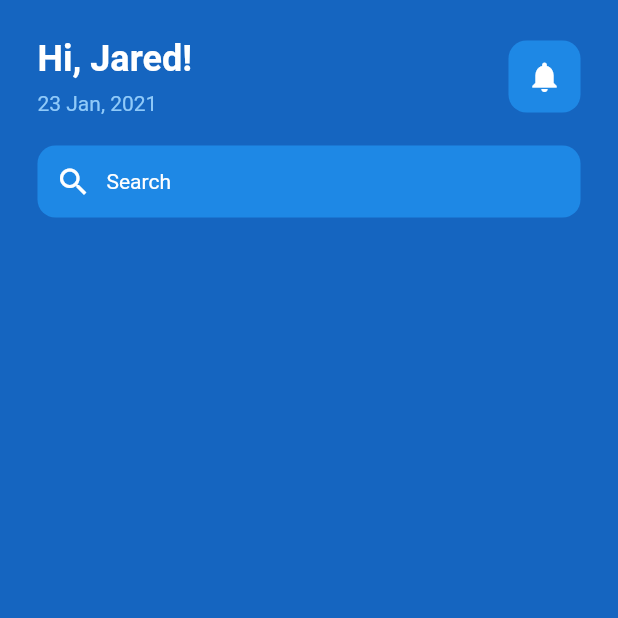
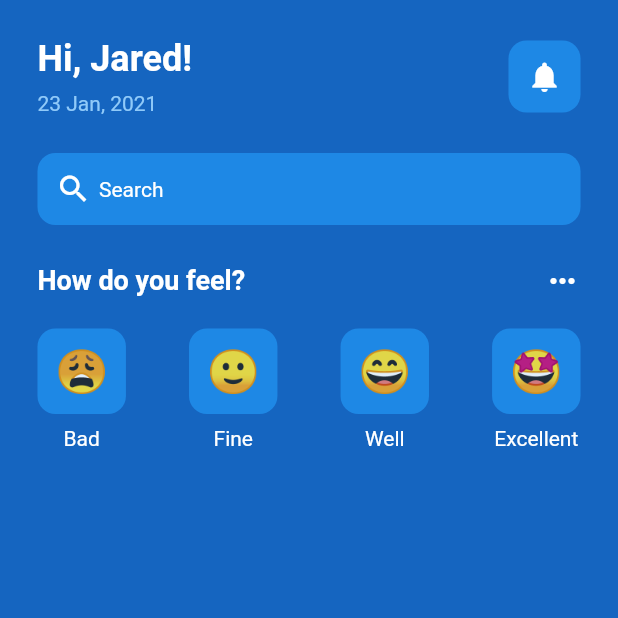
Before and after one commit to claudiogaalvao/mentalhealtapp, a Flutter app: the screen it shows after launch, on a phone screen of 412 x 824 dp, the top half of it. Run offline on Flutter 3.47's test engine with Material 2 defaults, Android fonts, the phone set to English and light mode, and no system bars.

Commit message:
Adição da sessao de how do you feel

```diff
--- a/lib/pages/home_page.dart
+++ b/lib/pages/home_page.dart
@@ -1,4 +1,5 @@
 import 'package:flutter/material.dart';
+import 'package:mentalhealtapp/util/emoticon_face.dart';
 
 class HomePage extends StatefulWidget {
   const HomePage({super.key});
@@ -58,7 +59,7 @@ class _HomePageState extends State<HomePage> {
             ),
 
             const SizedBox(
-              height: 20,
+              height: 25,
             ),
 
             // Search bar
@@ -74,7 +75,7 @@ class _HomePageState extends State<HomePage> {
                     color: Colors.white,
                   ),
                   SizedBox(
-                    width: 10,
+                    width: 5,
                   ),
                   Text(
                     'Search',
@@ -84,6 +85,95 @@ class _HomePageState extends State<HomePage> {
                   ),
                 ],
               ),
+            ),
+
+            const SizedBox(
+              height: 25,
+            ),
+
+            // How do you feel
+            Row(
+              mainAxisAlignment: MainAxisAlignment.spaceBetween,
+              children: const [
+                Text(
+                  'How do you feel?',
+                  style: TextStyle(
+                    color: Colors.white,
+                    fontSize: 18,
+                    fontWeight: FontWeight.bold,
+                  ),
+                ),
+                Icon(
+                  Icons.more_horiz,
+                  color: Colors.white,
+                )
+              ],
+            ),
+
+            const SizedBox(
+              height: 20,
+            ),
+
+            // 4 different faces
+            Row(
+              mainAxisAlignment: MainAxisAlignment.spaceBetween,
+              children: [
+                // Bad
+                Column(
+                  children: const [
+                    EmoticonFace(emoticonFace: '😩'),
+                    SizedBox(
+                      height: 8,
+                    ),
+                    Text(
+                      'Bad',
+                      style: TextStyle(color: Colors.white),
+                    ),
+                  ],
+                ),
+
+                // Fine
+                Column(
+                  children: const [
+                    EmoticonFace(emoticonFace: '🙂'),
+                    SizedBox(
+                      height: 8,
+                    ),
+                    Text(
+                      'Fine',
+                      style: TextStyle(color: Colors.white),
+                    ),
+                  ],
+                ),
+
+                // Well
+                Column(
+                  children: const [
+                    EmoticonFace(emoticonFace: '😄'),
+                    SizedBox(
+                      height: 8,
+                    ),
+                    Text(
+                      'Well',
+                      style: TextStyle(color: Colors.white),
+                    ),
+                  ],
+                ),
+
+                // Excellent
+                Column(
+                  children: const [
+                    EmoticonFace(emoticonFace: '🤩'),
+                    SizedBox(
+                      height: 8,
+                    ),
+                    Text(
+                      'Excellent',
+                      style: TextStyle(color: Colors.white),
+                    ),
+                  ],
+                )
+              ],
             )
           ],
         ),
--- /dev/null
+++ b/lib/util/emoticon_face.dart
@@ -0,0 +1,24 @@
+import 'package:flutter/material.dart';
+
+class EmoticonFace extends StatelessWidget {
+  final String emoticonFace;
+
+  const EmoticonFace({super.key, required this.emoticonFace});
+
+  @override
+  Widget build(BuildContext context) {
+    return Container(
+      decoration: BoxDecoration(
+        color: Colors.blue[600],
+        borderRadius: BorderRadius.circular(12),
+      ),
+      padding: const EdgeInsets.all(12),
+      child: Center(
+        child: Text(
+          emoticonFace,
+          style: const TextStyle(fontSize: 28),
+        ),
+      ),
+    );
+  }
+}
```
